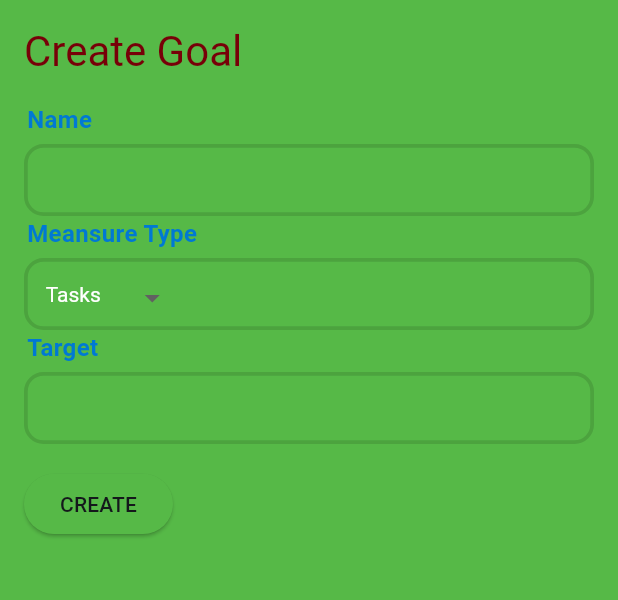
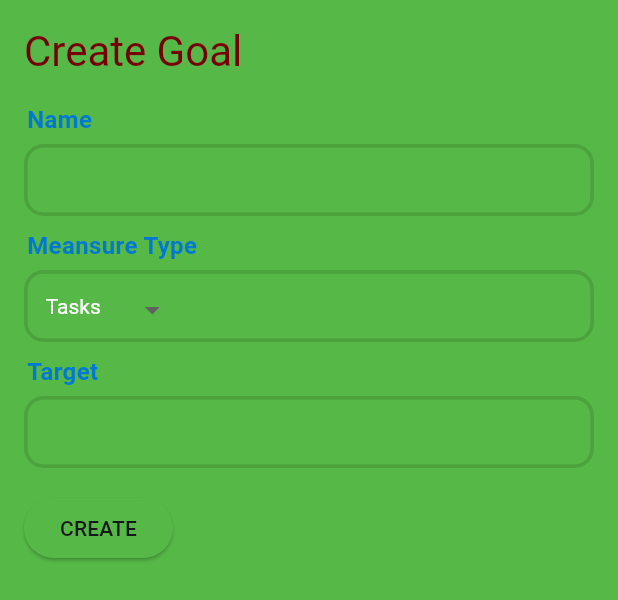
Before and after one commit to sankassio99/goals_tracker, a Flutter app: the AddGoalDialog widget shown alone on an empty page, opened directly, on a phone screen of 412 x 824 dp. Shown: the top 600 px of the screen. Run offline on Flutter 3.47's test engine with Material 2 defaults, Android fonts, the phone set to English and light mode, and no system bars; our stand-ins replace get, get_storage, percent_indicator, phosphor_flutter, table_calendar; accounts and stored records are empty; Roboto replaces fonts that are missing (Nunito).

Commit message:
fields space

```diff
--- a/lib/presentation/pages/home_page_widget.dart
+++ b/lib/presentation/pages/home_page_widget.dart
@@ -98,9 +98,9 @@ class AddGoalDialog extends StatelessWidget {
       padding: const EdgeInsets.all(16.0),
       child: SingleChildScrollView(
         child: SizedBox(
-          width: double.infinity,
           key: const Key("addGoalDialog"),
           child: Column(
+            mainAxisSize: MainAxisSize.max,
             crossAxisAlignment: CrossAxisAlignment.start,
             children: [
               Text(
@@ -116,6 +116,9 @@ class AddGoalDialog extends StatelessWidget {
                 controller: goalModel.name,
                 maxLines: 1,
               ),
+              const SizedBox(
+                height: 8,
+              ),
               DropdownFormField(
                 goalTypeSelected: goalModel.meansureType.obs,
                 goalTypes: [
@@ -124,6 +127,9 @@ class AddGoalDialog extends StatelessWidget {
                   GoalMeansureType(GoalType.days),
                 ],
                 onSelected: goalModel.setMeansureType,
+              ),
+              const SizedBox(
+                height: 8,
               ),
               FormFieldWidget(
                 key: const Key("goalTarget"),
```
